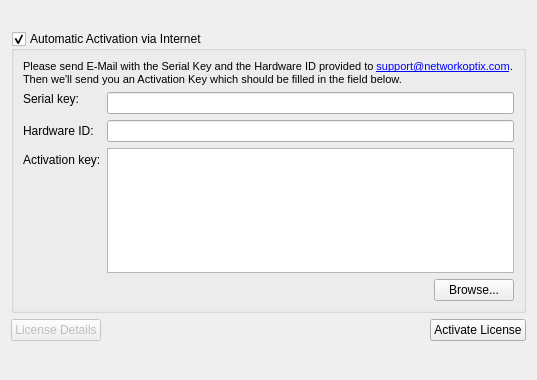
Before: the Qt Designer form client/src/ui/preferences/licensewidget.ui in networkoptix/nx_open, drawn with Qt 5.
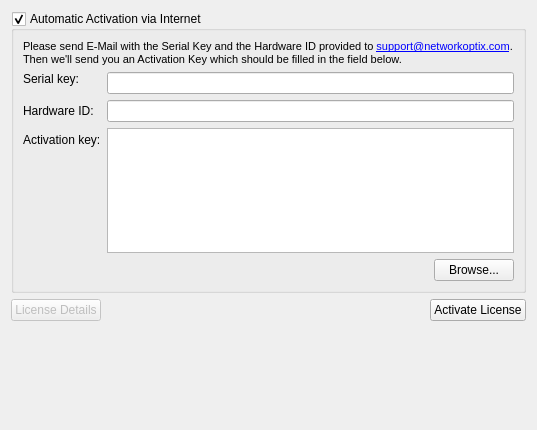
After: the same form once the commit is applied.

Patch:
```diff
--- a/client/src/ui/preferences/licensewidget.ui
+++ b/client/src/ui/preferences/licensewidget.ui
@@ -7,7 +7,7 @@
     <x>0</x>
     <y>0</y>
     <width>537</width>
-    <height>380</height>
+    <height>430</height>
    </rect>
   </property>
   <property name="sizePolicy">
@@ -22,13 +22,6 @@
   <layout class="QVBoxLayout" name="verticalLayout_2">
    <item>
     <layout class="QVBoxLayout" name="verticalLayout">
-     <item>
-      <widget class="QLabel" name="infoLabel">
-       <property name="text">
-        <string notr="true"/>
-       </property>
-      </widget>
-     </item>
      <item>
       <widget class="QGroupBox" name="licenseGoupBox">
        <property name="title">
```
